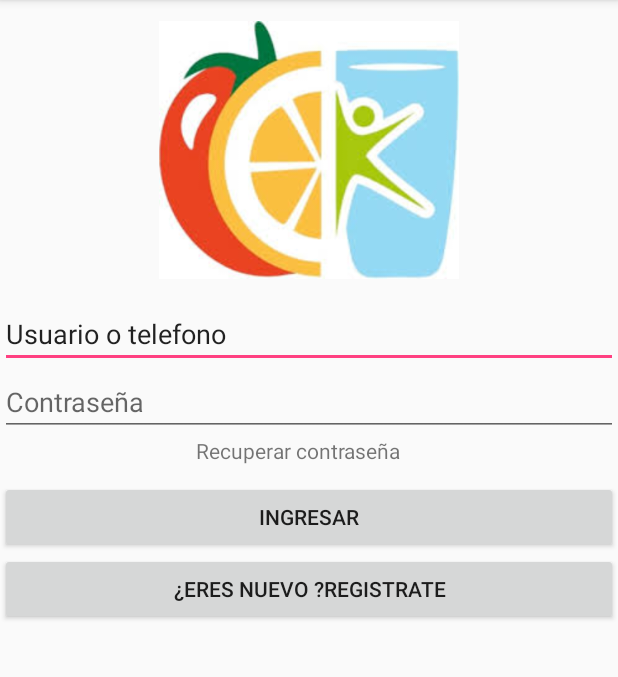
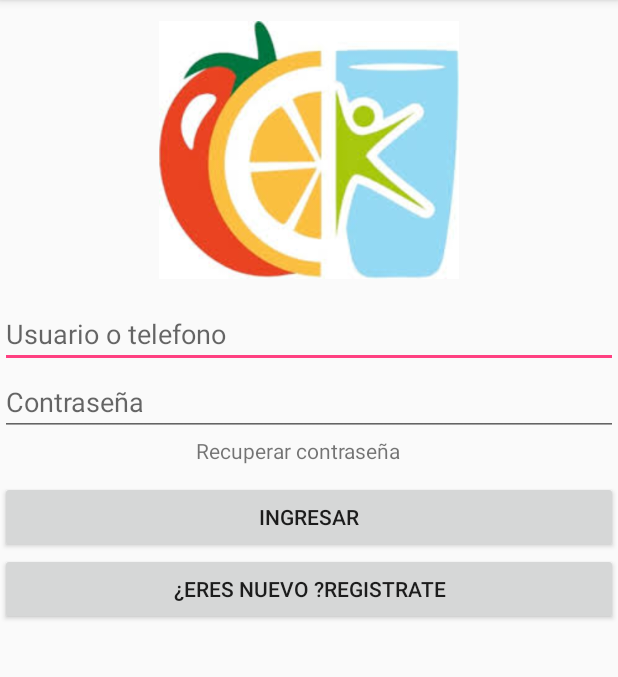
Before and after one commit to JackMeraz/NinodeLosJugos, an Android app: the screen it shows after launch (MainActivity), on a phone screen of 412 x 824 dp, the part 84-761 px from its top. Run offline under Robolectric (Android 15) with nearby library versions, the phone set to English and light mode, and no system bars.

Commit message:
sin errores 2.1

```diff
--- a/app/src/main/res/layout/activity_main.xml
+++ b/app/src/main/res/layout/activity_main.xml
@@ -32,8 +32,8 @@
                 android:layout_width="match_parent"
                 android:layout_height="wrap_content"
                 android:ems="10"
-                android:inputType="textPersonName"
-                android:text="Usuario o telefono" />
+                android:hint="Usuario o telefono"
+                android:inputType="textPersonName" />
 
             <EditText
                 android:id="@+id/editText6"
```
